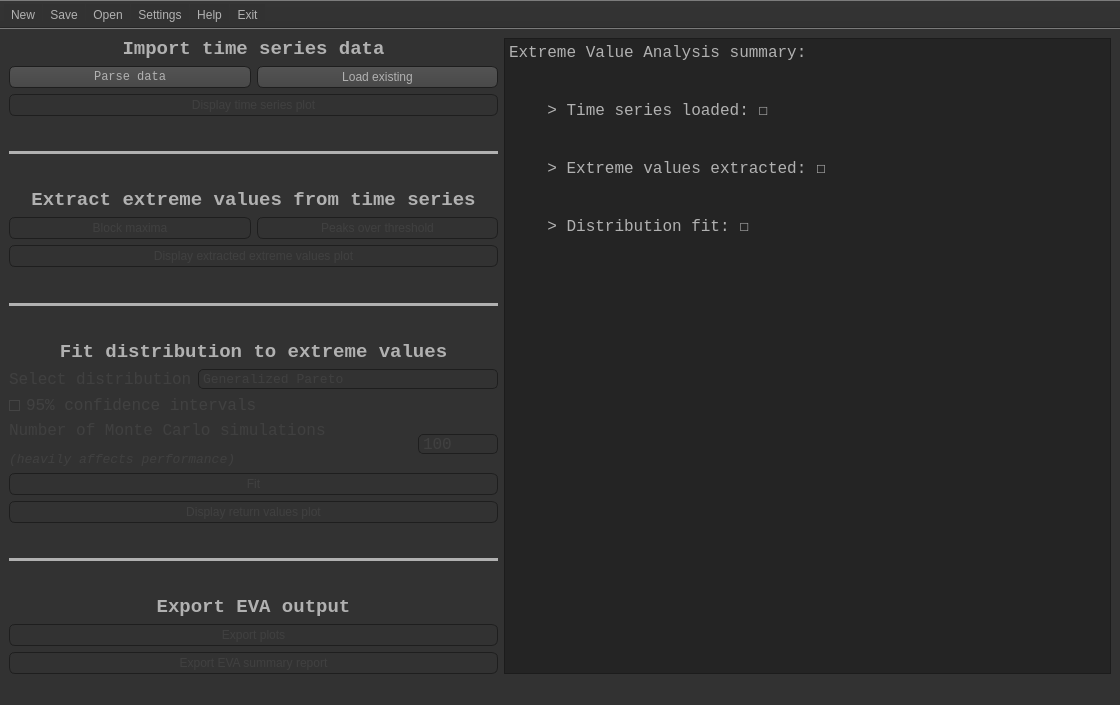
First picture: the form in QtGUI/MainWindow.ui, repository georgebv/PyEVA, before the edit.
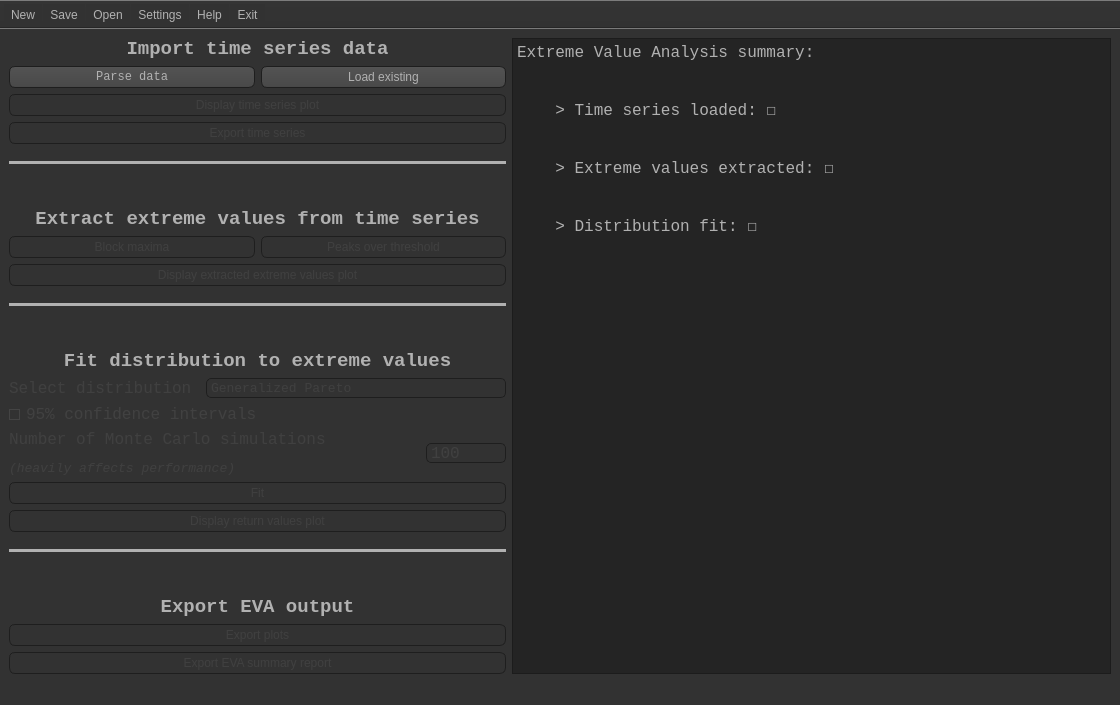
Second picture: the form after the edit. Icons and pictures are not drawn.

```diff
--- a/QtGUI/MainWindow.ui
+++ b/QtGUI/MainWindow.ui
@@ -582,6 +582,16 @@
             </property>
            </widget>
           </item>
+          <item>
+           <widget class="QPushButton" name="pushButton_11">
+            <property name="enabled">
+             <bool>false</bool>
+            </property>
+            <property name="text">
+             <string>Export time series</string>
+            </property>
+           </widget>
+          </item>
          </layout>
         </item>
         <item>
@@ -591,8 +601,8 @@
           </property>
           <property name="sizeHint" stdset="0">
            <size>
-            <width>20</width>
-            <height>40</height>
+            <width>497</width>
+            <height>13</height>
            </size>
           </property>
          </spacer>
@@ -692,8 +702,8 @@
           </property>
           <property name="sizeHint" stdset="0">
            <size>
-            <width>20</width>
-            <height>40</height>
+            <width>497</width>
+            <height>13</height>
            </size>
           </property>
          </spacer>
@@ -942,8 +952,8 @@
           </property>
           <property name="sizeHint" stdset="0">
            <size>
-            <width>20</width>
-            <height>40</height>
+            <width>497</width>
+            <height>13</height>
            </size>
           </property>
          </spacer>
```
